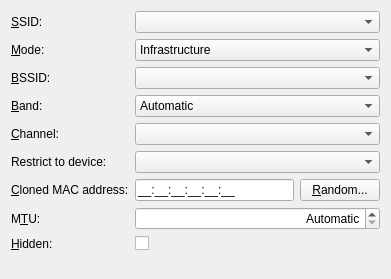
Before: the Qt Designer form lib/editor/ui/wificonnectionwidget.ui in KDE/plasma-nm, drawn with Qt 5.
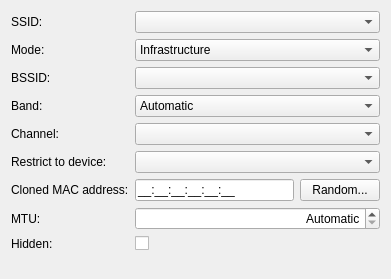
After: the same form once the commit is applied. Custom widgets are drawn as their Qt base class.

```diff
--- a/lib/editor/ui/wificonnectionwidget.ui
+++ b/lib/editor/ui/wificonnectionwidget.ui
@@ -14,7 +14,7 @@
    <item row="0" column="0">
     <widget class="QLabel" name="SSIDLabel">
      <property name="text">
-      <string>&amp;SSID:</string>
+      <string>SSID:</string>
      </property>
      <property name="buddy">
       <cstring>SSIDCombo</cstring>
@@ -34,7 +34,7 @@
    <item row="1" column="0">
     <widget class="QLabel" name="modeLabel">
      <property name="text">
-      <string>&amp;Mode:</string>
+      <string>Mode:</string>
      </property>
      <property name="buddy">
       <cstring>modeComboBox</cstring>
@@ -69,7 +69,7 @@
    <item row="3" column="0">
     <widget class="QLabel" name="BSSIDLabel">
      <property name="text">
-      <string>&amp;BSSID:</string>
+      <string>BSSID:</string>
      </property>
      <property name="buddy">
       <cstring>BSSIDCombo</cstring>
@@ -109,7 +109,7 @@
    <item row="8" column="0">
     <widget class="QLabel" name="label_2">
      <property name="text">
-      <string>&amp;Cloned MAC address:</string>
+      <string>Cloned MAC address:</string>
      </property>
      <property name="buddy">
       <cstring>clonedMacAddress</cstring>
@@ -137,7 +137,7 @@
      <item>
       <widget class="QPushButton" name="btnRandomMacAddr">
        <property name="text">
-        <string>&amp;Random...</string>
+        <string>Random...</string>
        </property>
       </widget>
      </item>
@@ -146,7 +146,7 @@
    <item row="10" column="0">
     <widget class="QLabel" name="label_3">
      <property name="text">
-      <string>M&amp;TU:</string>
+      <string>MTU:</string>
      </property>
      <property name="buddy">
       <cstring>mtu</cstring>
@@ -188,7 +188,7 @@
    <item row="11" column="0">
     <widget class="QLabel" name="label_4">
      <property name="text">
-      <string>&amp;Hidden:</string>
+      <string>Hidden:</string>
      </property>
      <property name="buddy">
       <cstring>hiddenNetwork</cstring>
@@ -198,7 +198,7 @@
    <item row="5" column="0">
     <widget class="QLabel" name="bandLabel">
      <property name="text">
-      <string>&amp;Band:</string>
+      <string>Band:</string>
      </property>
      <property name="buddy">
       <cstring>band</cstring>
@@ -233,7 +233,7 @@
    <item row="6" column="0">
     <widget class="QLabel" name="channelLabel">
      <property name="text">
-      <string>&amp;Channel:</string>
+      <string>Channel:</string>
      </property>
      <property name="buddy">
       <cstring>channel</cstring>
```
